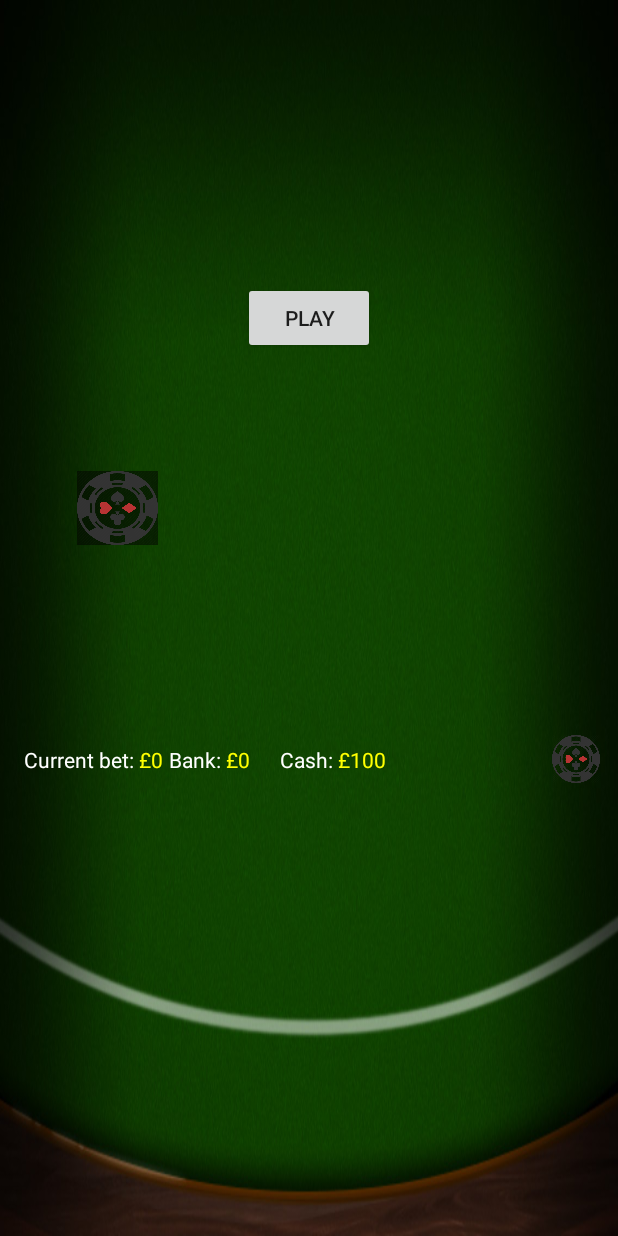
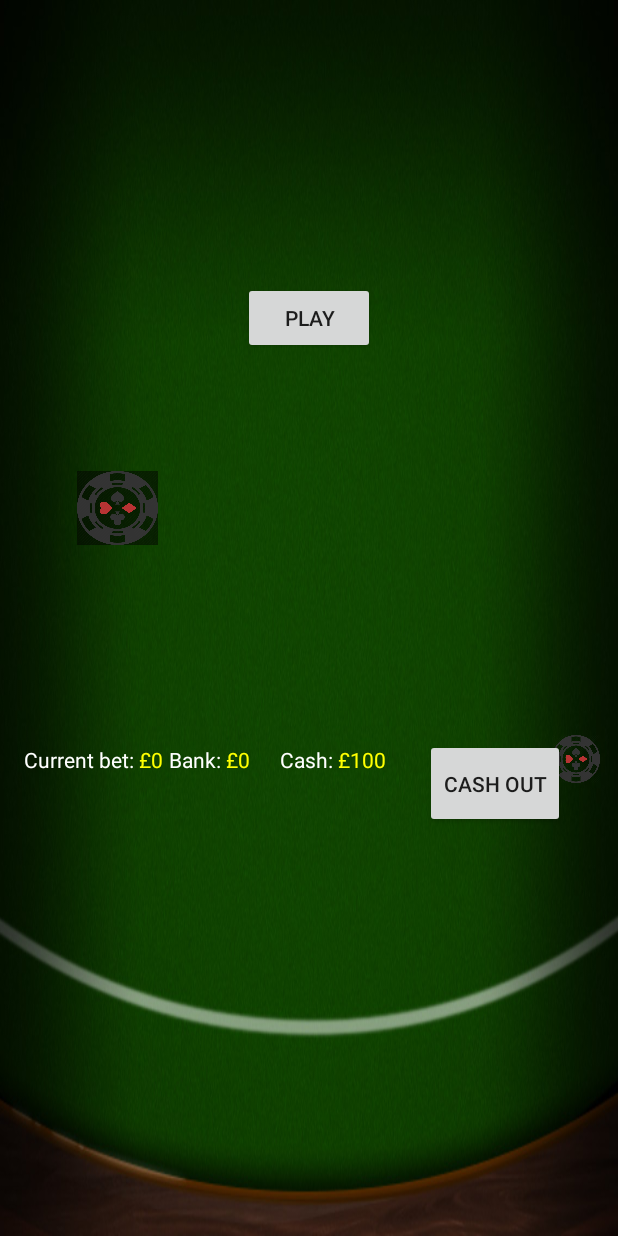
Before and after one commit to gieitlaldywithamy/BlackjackAndroid, an Android app: the screen it shows after launch (MainActivity), on a phone screen of 412 x 824 dp. Run offline under Robolectric (Android 15) with nearby library versions, the phone set to English and light mode, and no system bars.

Commit message:
added cash out button for bank in sharedpref:

```diff
--- a/app/src/main/java/com/codeclan/amymorrison/toptrumps/gamelogic/Blackjack.java
+++ b/app/src/main/java/com/codeclan/amymorrison/toptrumps/gamelogic/Blackjack.java
@@ -7,7 +7,7 @@ import com.codeclan.amymorrison.toptrumps.deck.Deck;
  * Created by amymorrison on 26/01/2018.
  */
 
-public class Blackjack{
+public class Blackjack {
 
     private Player player;
     private Dealer dealer;
--- a/app/src/main/java/com/codeclan/amymorrison/toptrumps/gamelogic/Player.java
+++ b/app/src/main/java/com/codeclan/amymorrison/toptrumps/gamelogic/Player.java
@@ -122,4 +122,9 @@ public class Player {
     public String toString(){
         return getClass().getSimpleName();
     }
+
+    public void profit(int playerBanked) {
+
+        this.wallet += playerBanked;
+    }
 }
--- a/app/src/main/res/layout/activity_main.xml
+++ b/app/src/main/res/layout/activity_main.xml
@@ -194,4 +194,18 @@
         app:layout_constraintTop_toBottomOf="@+id/toolbar"
         app:layout_constraintVertical_bias="0.996" />
 
+    <Button
+        android:id="@+id/cash_out_btn"
+        android:layout_width="93dp"
+        android:layout_height="59dp"
+        android:layout_marginBottom="272dp"
+        android:layout_marginEnd="8dp"
+        android:layout_marginStart="8dp"
+        android:text="Cash out"
+        android:onClick="player_cash_out"
+        app:layout_constraintBottom_toBottomOf="parent"
+        app:layout_constraintEnd_toEndOf="parent"
+        app:layout_constraintHorizontal_bias="0.487"
+        app:layout_constraintStart_toEndOf="@+id/play_btn" />
+
 </android.support.constraint.ConstraintLayout>
```
Also changed, not shown: app/src/main/java/com/codeclan/amymorrison/toptrumps/controllers/MainActivity.java (+28 -0 lines).
